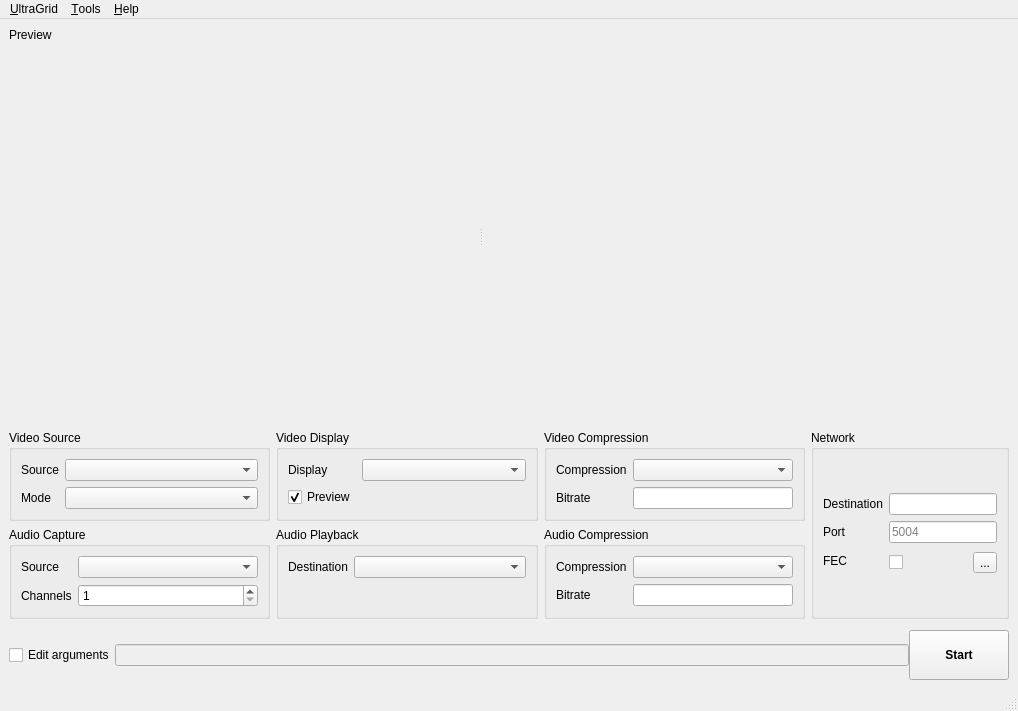
Above: gui/QT/ui/ultragrid_window.ui from CESNET/UltraGrid before the change. Below: the same form after it.
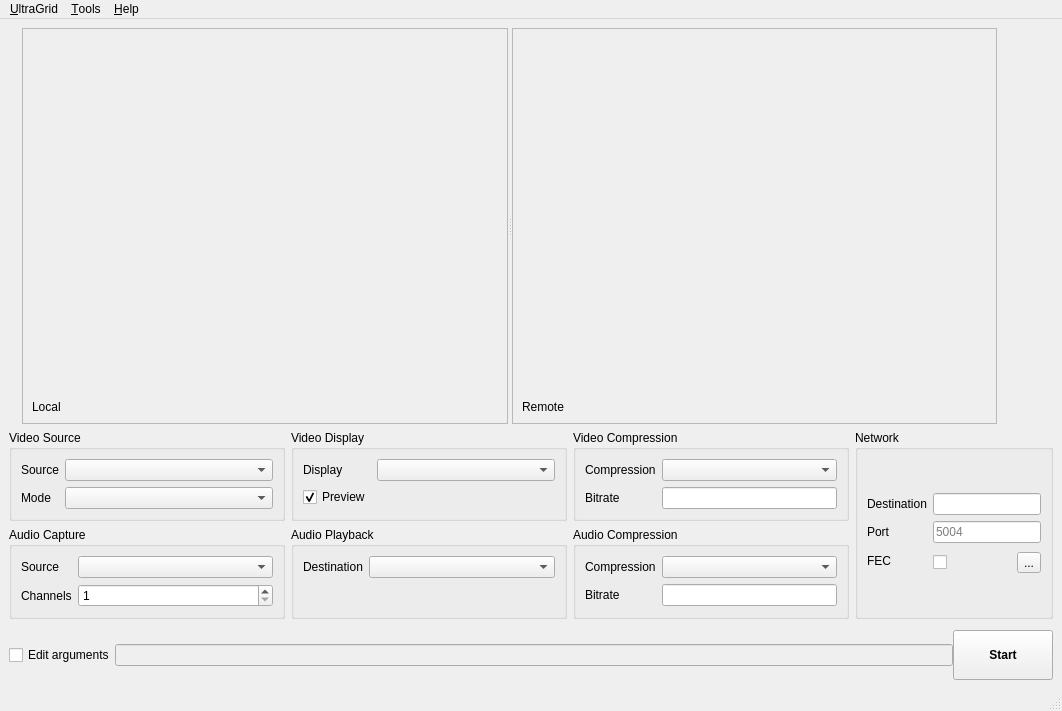
That is the form after the change. Custom widgets are drawn as their Qt base class.

Commit message: GUI: Local and Remote labels for previews

```diff
--- a/gui/QT/ui/ultragrid_window.ui
+++ b/gui/QT/ui/ultragrid_window.ui
@@ -6,7 +6,7 @@
    <rect>
     <x>0</x>
     <y>0</y>
-    <width>1018</width>
+    <width>1062</width>
     <height>711</height>
    </rect>
   </property>
@@ -17,14 +17,7 @@
    <string/>
   </property>
   <widget class="QWidget" name="centralwidget">
-   <layout class="QVBoxLayout" name="verticalLayout_6" stretch="0,6,0,0">
-    <item>
-     <widget class="QLabel" name="previewLabel">
-      <property name="text">
-       <string>Preview</string>
-      </property>
-     </widget>
-    </item>
+   <layout class="QVBoxLayout" name="verticalLayout_6" stretch="6,0,0">
     <item>
      <layout class="QHBoxLayout" name="horizontalLayout">
       <item>
@@ -37,8 +30,8 @@
         </property>
         <property name="sizeHint" stdset="0">
          <size>
-          <width>0</width>
-          <height>0</height>
+          <width>13</width>
+          <height>13</height>
          </size>
         </property>
        </spacer>
@@ -48,6 +41,15 @@
         <property name="orientation">
          <enum>Qt::Horizontal</enum>
         </property>
+        <widget class="QFrame" name="frame">
+         <property name="frameShape">
+          <enum>QFrame::StyledPanel</enum>
+         </property>
+         <property name="frameShadow">
+          <enum>QFrame::Raised</enum>
+         </property>
+         <layout class="QVBoxLayout" name="verticalLayout">
+          <item>
         <widget class="PreviewWidget" name="capturePreview" native="true">
          <property name="sizePolicy">
           <sizepolicy hsizetype="Expanding" vsizetype="Expanding">
@@ -62,6 +64,25 @@
           </size>
          </property>
         </widget>
+          </item>
+          <item>
+           <widget class="QLabel" name="previewLabel">
+            <property name="text">
+             <string>Local</string>
+            </property>
+           </widget>
+          </item>
+         </layout>
+        </widget>
+        <widget class="QFrame" name="frame_2">
+         <property name="frameShape">
+          <enum>QFrame::StyledPanel</enum>
+         </property>
+         <property name="frameShadow">
+          <enum>QFrame::Raised</enum>
+         </property>
+         <layout class="QVBoxLayout" name="verticalLayout_2">
+          <item>
         <widget class="PreviewWidget" name="displayPreview" native="true">
          <property name="sizePolicy">
           <sizepolicy hsizetype="Expanding" vsizetype="Expanding">
@@ -76,6 +97,16 @@
           </size>
          </property>
         </widget>
+          </item>
+          <item>
+           <widget class="QLabel" name="label">
+            <property name="text">
+             <string>Remote</string>
+            </property>
+           </widget>
+          </item>
+         </layout>
+        </widget>
        </widget>
       </item>
       <item>
@@ -501,8 +532,8 @@
     <rect>
      <x>0</x>
      <y>0</y>
-     <width>1018</width>
-     <height>22</height>
+     <width>1062</width>
+     <height>24</height>
     </rect>
    </property>
    <property name="contextMenuPolicy">
```
Lines whose indentation alone changed are shown as unchanged.
